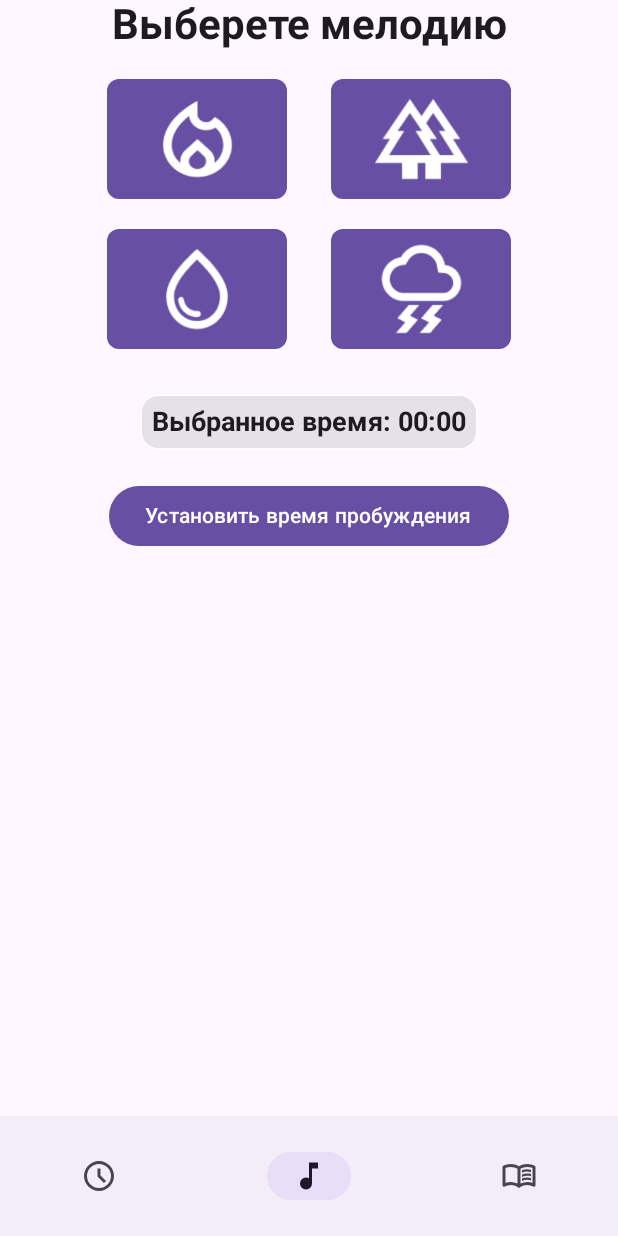
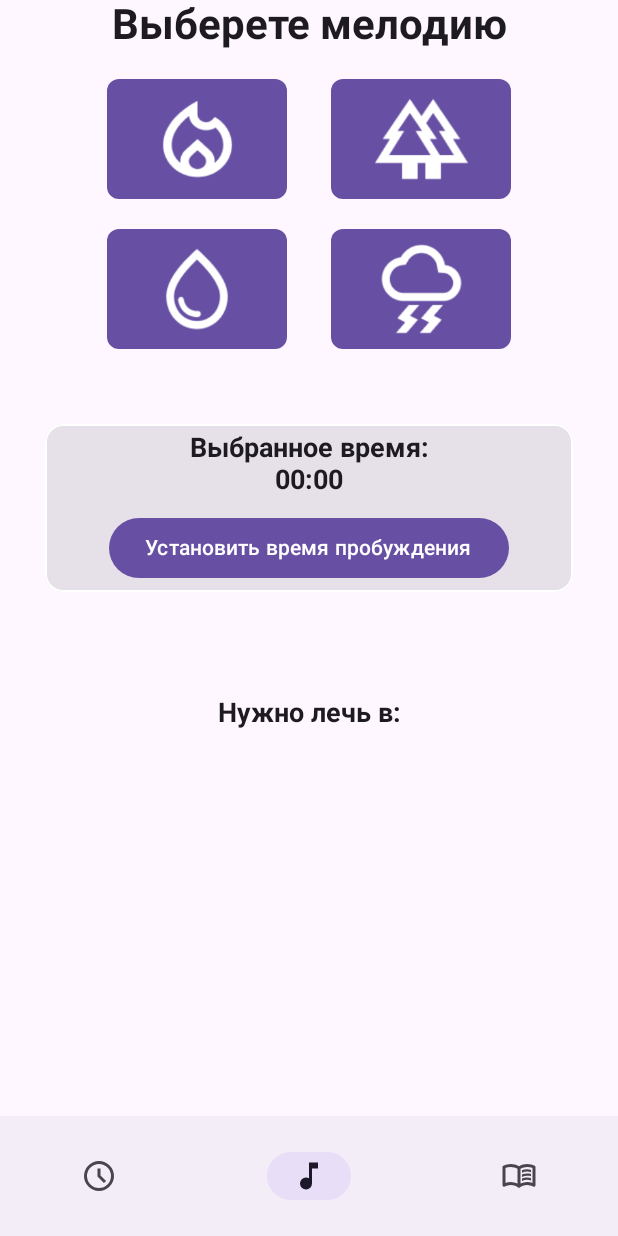
Before and after one commit to hellrunner/alarm-android-application, an Android app built with Jetpack Compose: the MusicScreen screen opened through its navigation route, on a phone screen of 412 x 824 dp. Run offline under Robolectric (Android 15) with nearby library versions, the light colour scheme and no system bars.

Commit message:
Реализовал калькулятор времени пробуждения

```diff
--- a/app/src/main/java/com/example/alarmapplication/ui/screens/MusicScreen.kt
+++ b/app/src/main/java/com/example/alarmapplication/ui/screens/MusicScreen.kt
@@ -7,6 +7,7 @@ import android.widget.TimePicker
 import androidx.annotation.RequiresApi
 import androidx.compose.foundation.BorderStroke
 import androidx.compose.foundation.layout.Arrangement
+import androidx.compose.foundation.layout.Box
 import androidx.compose.foundation.layout.Column
 import androidx.compose.foundation.layout.Row
 import androidx.compose.foundation.layout.Spacer
@@ -34,15 +35,18 @@ import androidx.compose.ui.graphics.Color
 import androidx.compose.ui.platform.LocalContext
 import androidx.compose.ui.res.painterResource
 import androidx.compose.ui.text.font.FontWeight
+import androidx.compose.ui.text.style.TextAlign
 import androidx.compose.ui.tooling.preview.Preview
 import androidx.compose.ui.unit.dp
 import androidx.compose.ui.unit.sp
 import com.example.alarmapplication.R
+import java.time.Duration
 import java.time.LocalTime
 import java.time.format.DateTimeFormatter
 
 
 @RequiresApi(Build.VERSION_CODES.O)
+@Preview
 @Composable
 fun MusicScreen() {
     val context = LocalContext.current
@@ -58,6 +62,8 @@ fun MusicScreen() {
 
     var showTimePicker by remember { mutableStateOf(false) }
     var selectedTime by remember { mutableStateOf(LocalTime.of(0, 0)) }
+
+    var sleepTimes by remember { mutableStateOf(listOf<LocalTime>()) }
 
     Column(
         horizontalAlignment = Alignment.CenterHorizontally,
@@ -89,29 +95,39 @@ fun MusicScreen() {
         }
 
         Card(
-            modifier = Modifier.padding(10.dp),
+            modifier = Modifier.padding(30.dp),
             border = BorderStroke(1.dp, Color.White)
         ) {
+            Column(
+                modifier = Modifier
+                    .fillMaxWidth(),
+                horizontalAlignment = Alignment.CenterHorizontally
+            ) {
                 Text(
-                modifier = Modifier.padding(8.dp),
-                text = "Выбранное время: ${selectedTime.format(DateTimeFormatter.ofPattern("HH:mm"))}",
+                    modifier = Modifier
+                        .fillMaxWidth()
+                        .padding(5.dp),
+                    text = "Выбранное время:\n${selectedTime.format(DateTimeFormatter.ofPattern("HH:mm"))}",
                     fontSize = 18.sp,
-                fontWeight = FontWeight.Bold
+                    fontWeight = FontWeight.Bold,
+                    textAlign = TextAlign.Center
                 )
-        }
-
-        Spacer(modifier = Modifier.height(10.dp))
 
                 Button(
+                    modifier = Modifier.padding(5.dp),
                     onClick = { showTimePicker = true },
                 ) {
                     Text(text = "Установить время пробуждения")
+                }
+            }
         }
         if (showTimePicker) {
             val pickerDialog = android.app.TimePickerDialog(
                 context,
                 { _, hour, minute ->
-                    selectedTime = LocalTime.of(hour, minute)
+                    val newWakeUpTime = LocalTime.of(hour, minute)
+                    selectedTime = newWakeUpTime
+                    sleepTimes = calculateSleepTimes(newWakeUpTime)
                     showTimePicker = false
                 },
                 selectedTime.hour,
@@ -124,11 +140,16 @@ fun MusicScreen() {
             }
             pickerDialog.show()
         }
-
-
+        Spacer(modifier = Modifier.height(40.dp))
+        Text(
+            text = "Нужно лечь в:",
+            fontSize = 18.sp,
+            fontWeight = FontWeight.Bold,
+            textAlign = TextAlign.Center
+        )
+        SleepTimeCards(sleepTimes = sleepTimes)
     }
 }
-
 
 @Composable
 fun MusicButton(
@@ -168,9 +189,48 @@ fun MusicButton(
     }
 }
 
+
 @RequiresApi(Build.VERSION_CODES.O)
-@Preview
+fun calculateSleepTimes(wakeUpTime: LocalTime): List<LocalTime> {
+    val cycleDuration = Duration.ofMinutes(90)
+    return List(6) { wakeUpTime.minusMinutes((it + 1) * cycleDuration.toMinutes()) }
+}
+
+
+@RequiresApi(Build.VERSION_CODES.O)
 @Composable
-fun ViewMusic() {
-    MusicScreen()
+fun SleepTimeCards(sleepTimes: List<LocalTime>) {
+    val numberOfRows = 2
+    val numberOfItemsPerRow = sleepTimes.size / numberOfRows
+
+    Column {
+        for (i in 0 until numberOfRows) {
+            Row(
+                modifier = Modifier
+                    .fillMaxWidth()
+                    .padding(8.dp),
+                horizontalArrangement = Arrangement.SpaceEvenly
+            ) {
+                for (j in 0 until numberOfItemsPerRow) {
+                    val sleepTime = sleepTimes.getOrNull(i * numberOfItemsPerRow + j) ?: break
+                    TimeCard(time = sleepTime)
                 }
+            }
+        }
+    }
+}
+
+@RequiresApi(Build.VERSION_CODES.O)
+@Composable
+fun TimeCard(time: LocalTime) {
+    Card(
+        modifier = Modifier.padding(4.dp),
+    ) {
+        Text(
+            text = time.format(DateTimeFormatter.ofPattern("HH:mm")),
+            modifier = Modifier.padding(16.dp),
+            textAlign = TextAlign.Center,
+            fontWeight = FontWeight.Bold
+        )
+    }
+}
```
Lines whose indentation alone changed are shown as unchanged.
